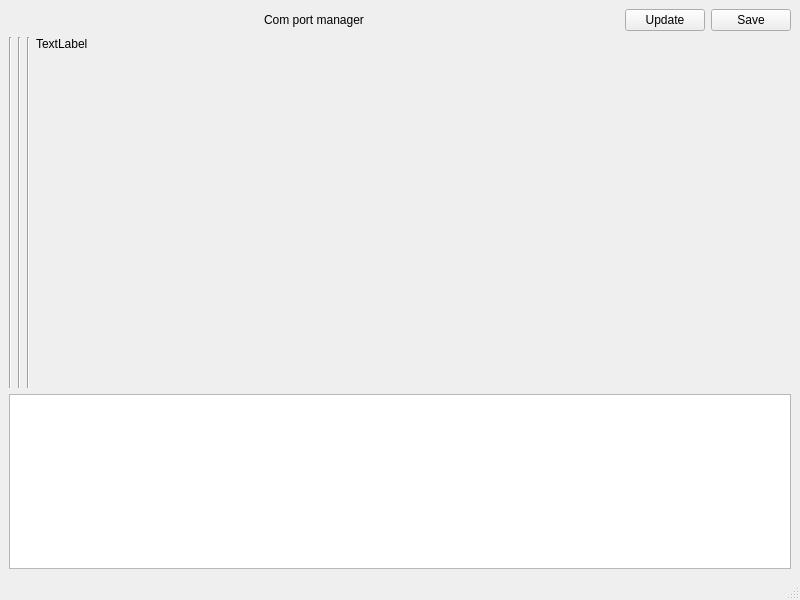
The window that hwports.ui (kasarkonic/Sauka1) describes before a commit, drawn with Qt 5.
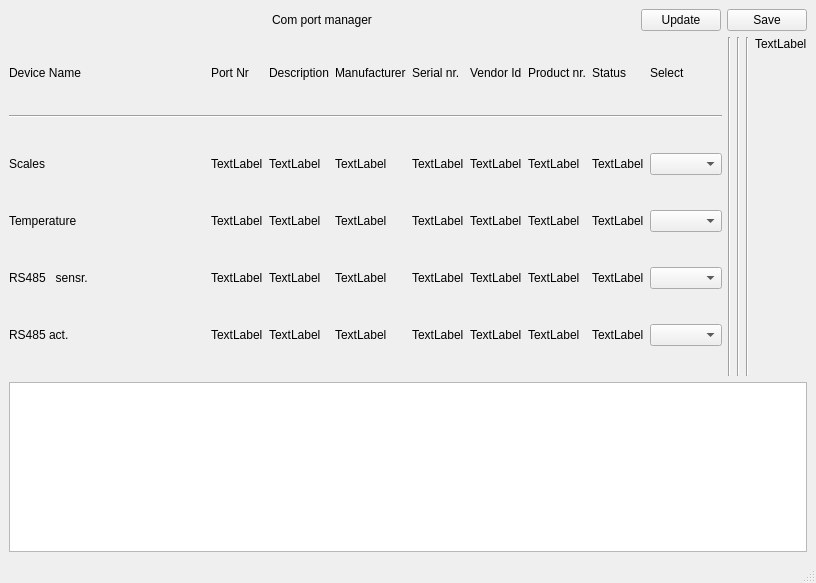
The same window after the commit.

The edit to the form file:
```diff
--- a/hwports.ui
+++ b/hwports.ui
@@ -6,8 +6,8 @@
    <rect>
     <x>0</x>
     <y>0</y>
-    <width>800</width>
-    <height>600</height>
+    <width>816</width>
+    <height>583</height>
    </rect>
   </property>
   <property name="windowTitle">
@@ -67,9 +67,350 @@
      </layout>
     </item>
     <item>
-     <layout class="QHBoxLayout" name="horizontalLayout_3" stretch="10,0,0,0,0">
+     <layout class="QHBoxLayout" name="horizontalLayout_3" stretch="0,0,0,0,0">
       <item>
-       <layout class="QGridLayout" name="gridLayout_Tabel"/>
+       <layout class="QGridLayout" name="gridLayout" rowstretch="1,0,0,0,0,0" columnstretch="5,0,0,0,0,0,0,0,0">
+        <item row="4" column="2">
+         <widget class="QLabel" name="label_R3_desc">
+          <property name="text">
+           <string>TextLabel</string>
+          </property>
+         </widget>
+        </item>
+        <item row="5" column="2">
+         <widget class="QLabel" name="label_R4_desc">
+          <property name="text">
+           <string>TextLabel</string>
+          </property>
+         </widget>
+        </item>
+        <item row="0" column="6">
+         <widget class="QLabel" name="label_23">
+          <property name="text">
+           <string>Product nr.</string>
+          </property>
+         </widget>
+        </item>
+        <item row="2" column="7">
+         <widget class="QLabel" name="label_R1_stat">
+          <property name="text">
+           <string>TextLabel</string>
+          </property>
+         </widget>
+        </item>
+        <item row="0" column="7">
+         <widget class="QLabel" name="label_7">
+          <property name="text">
+           <string>Status</string>
+          </property>
+         </widget>
+        </item>
+        <item row="5" column="5">
+         <widget class="QLabel" name="label_R4_vend">
+          <property name="text">
+           <string>TextLabel</string>
+          </property>
+         </widget>
+        </item>
+        <item row="1" column="0" colspan="9">
+         <widget class="Line" name="line_4">
+          <property name="orientation">
+           <enum>Qt::Horizontal</enum>
+          </property>
+         </widget>
+        </item>
+        <item row="2" column="2">
+         <widget class="QLabel" name="label_R1_desc">
+          <property name="text">
+           <string>TextLabel</string>
+          </property>
+         </widget>
+        </item>
+        <item row="0" column="0">
+         <widget class="QLabel" name="label_6">
+          <property name="text">
+           <string>Device Name</string>
+          </property>
+         </widget>
+        </item>
+        <item row="4" column="1">
+         <widget class="QLabel" name="label_R3_port">
+          <property name="text">
+           <string>TextLabel</string>
+          </property>
+         </widget>
+        </item>
+        <item row="0" column="5">
+         <widget class="QLabel" name="label_30">
+          <property name="text">
+           <string>Vendor Id</string>
+          </property>
+         </widget>
+        </item>
+        <item row="3" column="5">
+         <widget class="QLabel" name="label_R2_vend">
+          <property name="text">
+           <string>TextLabel</string>
+          </property>
+         </widget>
+        </item>
+        <item row="3" column="3">
+         <widget class="QLabel" name="label_R2_man">
+          <property name="text">
+           <string>TextLabel</string>
+          </property>
+         </widget>
+        </item>
+        <item row="2" column="6">
+         <widget class="QLabel" name="label_R1_pr_nr">
+          <property name="text">
+           <string>TextLabel</string>
+          </property>
+         </widget>
+        </item>
+        <item row="4" column="6">
+         <widget class="QLabel" name="label_R3_pr_nr">
+          <property name="text">
+           <string>TextLabel</string>
+          </property>
+         </widget>
+        </item>
+        <item row="5" column="6">
+         <widget class="QLabel" name="label_R4_pr_nr">
+          <property name="text">
+           <string>TextLabel</string>
+          </property>
+         </widget>
+        </item>
+        <item row="5" column="4">
+         <widget class="QLabel" name="label_R4_ser">
+          <property name="text">
+           <string>TextLabel</string>
+          </property>
+         </widget>
+        </item>
+        <item row="4" column="7">
+         <widget class="QLabel" name="label_R3_stat">
+          <property name="text">
+           <string>TextLabel</string>
+          </property>
+         </widget>
+        </item>
+        <item row="2" column="5">
+         <widget class="QLabel" name="label_R1_vend">
+          <property name="text">
+           <string>TextLabel</string>
+          </property>
+         </widget>
+        </item>
+        <item row="4" column="3">
+         <widget class="QLabel" name="label_R3_man">
+          <property name="text">
+           <string>TextLabel</string>
+          </property>
+         </widget>
+        </item>
+        <item row="4" column="4">
+         <widget class="QLabel" name="label_R3_ser">
+          <property name="text">
+           <string>TextLabel</string>
+          </property>
+         </widget>
+        </item>
+        <item row="0" column="3">
+         <widget class="QLabel" name="label_22">
+          <property name="text">
+           <string>Manufacturer</string>
+          </property>
+         </widget>
+        </item>
+        <item row="5" column="1">
+         <widget class="QLabel" name="label_R4_port">
+          <property name="text">
+           <string>TextLabel</string>
+          </property>
+         </widget>
+        </item>
+        <item row="3" column="0">
+         <widget class="QLabel" name="label_5">
+          <property name="text">
+           <string>Temperature</string>
+          </property>
+         </widget>
+        </item>
+        <item row="2" column="8">
+         <widget class="QComboBox" name="comboBox_R1">
+          <property name="sizePolicy">
+           <sizepolicy hsizetype="Fixed" vsizetype="Fixed">
+            <horstretch>5</horstretch>
+            <verstretch>5</verstretch>
+           </sizepolicy>
+          </property>
+         </widget>
+        </item>
+        <item row="3" column="7">
+         <widget class="QLabel" name="label_R2_stat">
+          <property name="text">
+           <string>TextLabel</string>
+          </property>
+         </widget>
+        </item>
+        <item row="3" column="6">
+         <widget class="QLabel" name="label_R2_pr_nr">
+          <property name="text">
+           <string>TextLabel</string>
+          </property>
+         </widget>
+        </item>
+        <item row="2" column="3">
+         <widget class="QLabel" name="label_R1_man">
+          <property name="text">
+           <string>TextLabel</string>
+          </property>
+         </widget>
+        </item>
+        <item row="3" column="4">
+         <widget class="QLabel" name="label_R2_ser">
+          <property name="text">
+           <string>TextLabel</string>
+          </property>
+         </widget>
+        </item>
+        <item row="4" column="8">
+         <widget class="QComboBox" name="comboBox_R3">
+          <property name="sizePolicy">
+           <sizepolicy hsizetype="Fixed" vsizetype="Fixed">
+            <horstretch>5</horstretch>
+            <verstretch>5</verstretch>
+           </sizepolicy>
+          </property>
+         </widget>
+        </item>
+        <item row="5" column="7">
+         <widget class="QLabel" name="label_R4_stat">
+          <property name="text">
+           <string>TextLabel</string>
+          </property>
+         </widget>
+        </item>
+        <item row="0" column="8">
+         <widget class="QLabel" name="label_8">
+          <property name="sizePolicy">
+           <sizepolicy hsizetype="Fixed" vsizetype="Fixed">
+            <horstretch>5</horstretch>
+            <verstretch>5</verstretch>
+           </sizepolicy>
+          </property>
+          <property name="text">
+           <string>Select</string>
+          </property>
+         </widget>
+        </item>
+        <item row="3" column="2">
+         <widget class="QLabel" name="label_R2_desc">
+          <property name="text">
+           <string>TextLabel</string>
+          </property>
+         </widget>
+        </item>
+        <item row="5" column="0">
+         <widget class="QLabel" name="label">
+          <property name="text">
+           <string>RS485 act.</string>
+          </property>
+         </widget>
+        </item>
+        <item row="4" column="0">
+         <widget class="QLabel" name="label_4">
+          <property name="text">
+           <string>RS485   sensr.</string>
+          </property>
+         </widget>
+        </item>
+        <item row="0" column="1">
+         <widget class="QLabel" name="label_11">
+          <property name="text">
+           <string>Port Nr</string>
+          </property>
+         </widget>
+        </item>
+        <item row="4" column="5">
+         <widget class="QLabel" name="label_R3_vend">
+          <property name="text">
+           <string>TextLabel</string>
+          </property>
+         </widget>
+        </item>
+        <item row="0" column="4">
+         <widget class="QLabel" name="label_29">
+          <property name="text">
+           <string>Serial nr.</string>
+          </property>
+         </widget>
+        </item>
+        <item row="5" column="8">
+         <widget class="QComboBox" name="comboBox_R4">
+          <property name="sizePolicy">
+           <sizepolicy hsizetype="Fixed" vsizetype="Fixed">
+            <horstretch>5</horstretch>
+            <verstretch>5</verstretch>
+           </sizepolicy>
+          </property>
+         </widget>
+        </item>
+        <item row="3" column="1">
+         <widget class="QLabel" name="label_R2_port">
+          <property name="text">
+           <string>TextLabel</string>
+          </property>
+         </widget>
+        </item>
+        <item row="2" column="1">
+         <widget class="QLabel" name="label_R1_port">
+          <property name="text">
+           <string>TextLabel</string>
+          </property>
+         </widget>
+        </item>
+        <item row="3" column="8">
+         <widget class="QComboBox" name="comboBox_R2">
+          <property name="sizePolicy">
+           <sizepolicy hsizetype="Fixed" vsizetype="Fixed">
+            <horstretch>5</horstretch>
+            <verstretch>5</verstretch>
+           </sizepolicy>
+          </property>
+         </widget>
+        </item>
+        <item row="0" column="2">
+         <widget class="QLabel" name="label_18">
+          <property name="text">
+           <string>Description</string>
+          </property>
+         </widget>
+        </item>
+        <item row="5" column="3">
+         <widget class="QLabel" name="label_R4_man">
+          <property name="text">
+           <string>TextLabel</string>
+          </property>
+         </widget>
+        </item>
+        <item row="2" column="4">
+         <widget class="QLabel" name="label_R1_ser">
+          <property name="text">
+           <string>TextLabel</string>
+          </property>
+         </widget>
+        </item>
+        <item row="2" column="0">
+         <widget class="QLabel" name="label_35">
+          <property name="text">
+           <string>Scales</string>
+          </property>
+         </widget>
+        </item>
+       </layout>
       </item>
       <item>
        <widget class="Line" name="line">
```
Left out of the diff: 4 changed lines with no effect on the pictures.
